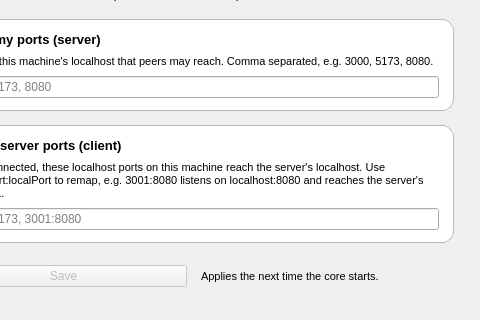
Above: src/lib/gui/MainWindow.ui from RimoraStudio/Aether before the change; both pictures show x 240 to 720 and y 160 to 480 of the 720 by 480 pixel window. Below: the same form after it.
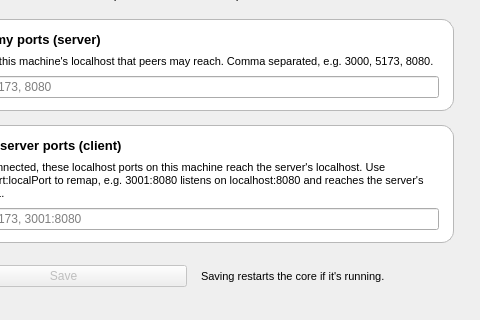
That is the form after the change. The open tabs and pages were chosen to show the change. Icons and pictures are not drawn.

Commit message: Port Share: restart core on save, ship qt.conf in packages

The edit to the form file:
```diff
--- a/src/lib/gui/MainWindow.ui
+++ b/src/lib/gui/MainWindow.ui
@@ -1303,7 +1303,7 @@
                <string>font-size: 11px;</string>
               </property>
               <property name="text">
-               <string>Applies the next time the core starts.</string>
+               <string>Saving restarts the core if it's running.</string>
               </property>
              </widget>
             </item>
```
The commit also changes 2 other files.
